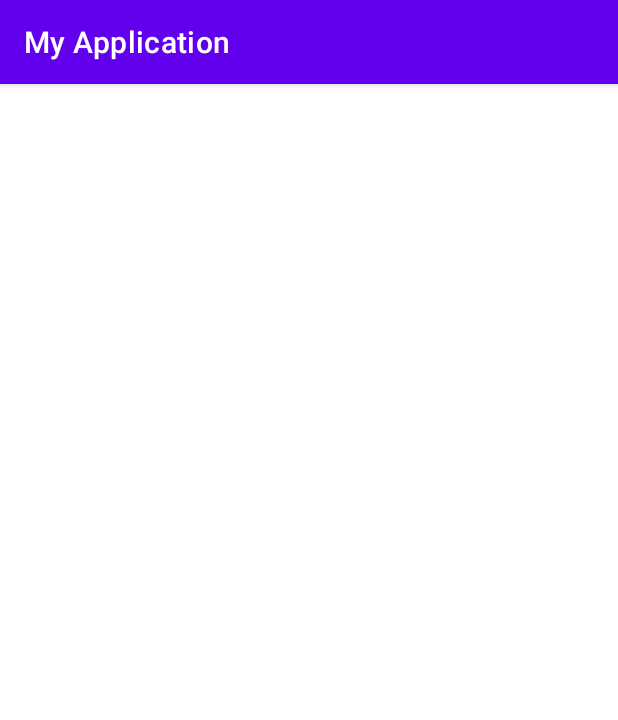
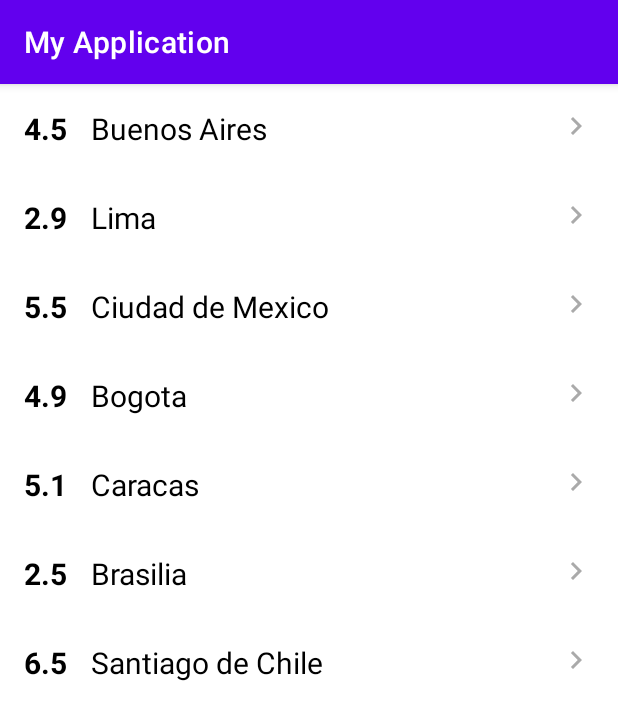
Before and after one commit to seba7788dev/EarthquakeMonitor, an Android app: the screen it shows after launch (MainActivity), on a phone screen of 412 x 824 dp. Shown: the top 720 px of the screen. Run offline under Robolectric (Android 15) with nearby library versions, the phone set to English and light mode, and no system bars; our stand-ins replace data binding.

Commit message:
recyler finalizado

```diff
--- a/app/src/main/java/com/example/earthquakeMonitor/EqAdapter.kt
+++ b/app/src/main/java/com/example/earthquakeMonitor/EqAdapter.kt
@@ -1,4 +1,75 @@
 package com.example.earthquakeMonitor
 
-class EqAdapter {
+import android.view.LayoutInflater
+import android.view.View
+import android.view.ViewGroup
+import android.widget.TextView
+import androidx.recyclerview.widget.RecyclerView
+import com.example.earthquakeMonitor.databinding.EqListItemBinding
+
+class EqAdapter(val earthquakes: MutableList<Earthquake>):RecyclerView.Adapter<EqAdapter.EqViewHolder>() {
+
+    //el parametro, es el layout del item
+    class EqViewHolder(private var binding: EqListItemBinding):RecyclerView.ViewHolder(binding.root){
+        //val magnitudeText=view.findViewById<TextView>(R.id.eq_magnitude_text)
+        val magnitudeText=binding.eqMagnitudeText
+        val placeText=binding.eqPlaceText
+
+        fun bind(earthquake: Earthquake){
+            magnitudeText.text=earthquake.magnitude.toString()
+            placeText.text=earthquake.place
+
+
+        }
+
+    }
+
+    override fun onCreateViewHolder(parent: ViewGroup, viewType: Int): EqViewHolder {
+        //agrego dataBinding y saco el findViewById
+        val binding= EqListItemBinding.inflate(LayoutInflater.from(parent.context))
+
+
+        return EqViewHolder(binding)
+
+    }
+
+    override fun onBindViewHolder(holder: EqViewHolder, position: Int) {
+
+        val earthquake= earthquakes[position]
+        holder.bind(earthquake)
+    }
+
+    override fun getItemCount() = earthquakes.size
 }
+
+/**
+
+//SIN DATABINDING
+class EqAdapter(val earthquakes: MutableList<Earthquake>):RecyclerView.Adapter<EqAdapter.EqViewHolder>() {
+
+//el parametro, es el layout del item
+class EqViewHolder(view:View):RecyclerView.ViewHolder(view){
+val magnitudeText=view.findViewById<TextView>(R.id.eq_magnitude_text)
+val placeText=view.findViewById<TextView>(R.id.eq_place_text)
+
+}
+
+override fun onCreateViewHolder(parent: ViewGroup, viewType: Int): EqViewHolder {
+val view:View = LayoutInflater.from(parent.context).inflate(R.layout.eq_list_item,parent,false)
+
+return EqViewHolder(view)
+
+}
+
+override fun onBindViewHolder(holder: EqViewHolder, position: Int) {
+
+val earthquake= earthquakes[position]
+holder.magnitudeText.text=earthquake.magnitude.toString()
+holder.placeText.text=earthquake.place
+}
+
+override fun getItemCount() = earthquakes.size
+}
+
+
+ * */
--- a/app/src/main/java/com/example/earthquakeMonitor/MainActivity.kt
+++ b/app/src/main/java/com/example/earthquakeMonitor/MainActivity.kt
@@ -24,10 +24,12 @@ class MainActivity : AppCompatActivity() {
             Earthquake("3","Ciudad de Mexico",5.5,276653245L,-108.5528,28.64685),
             Earthquake("4","Bogota",4.9,264893245L,-100.9528,26.55785),
             Earthquake("5","Caracas",5.1,274458945L,-98.8528,28.59985),
-            Earthquake("6","Brasilis",2.5,279963245L,-105.8528,28.99685),
+            Earthquake("6","Brasilia",2.5,279963245L,-105.8528,28.99685),
             Earthquake("7","Santiago de Chile",6.5,284453245L,-103.2528,28.57685)
         )
 
+        val adapter= EqAdapter(eqList)
+        binding.eqRecycler.adapter=adapter
 
 
 
--- a/app/src/main/res/layout/eq_list_item.xml
+++ b/app/src/main/res/layout/eq_list_item.xml
@@ -1,8 +1,14 @@
 <?xml version="1.0" encoding="utf-8"?>
-<RelativeLayout xmlns:android="http://schemas.android.com/apk/res/android"
+<layout xmlns:android="http://schemas.android.com/apk/res/android"
+    xmlns:tools="http://schemas.android.com/tools">
+
+    <data>
+
+    </data>
+
+    <RelativeLayout
         android:layout_width="match_parent"
         android:layout_height="wrap_content"
-    xmlns:tools="http://schemas.android.com/tools"
         android:padding="16dp">
 
         <TextView
@@ -12,15 +18,14 @@
             android:textSize="20sp"
             android:textColor="@color/black"
             android:textStyle="bold"
-        tools:text="4.3"/>
+            tools:text="4.3" />
 
         <ImageView
             android:id="@+id/eq_arrow_image"
             android:layout_width="wrap_content"
             android:layout_height="wrap_content"
             android:layout_alignParentEnd="true"
-        android:src="@drawable/ic_chevron_right_black_24dp"
-        />
+            android:src="@drawable/ic_chevron_right_black_24dp" />
 
         <TextView
             android:id="@+id/eq_place_text"
@@ -32,6 +37,7 @@
             android:layout_marginEnd="16dp"
             android:layout_toStartOf="@id/eq_arrow_image"
             android:layout_toEndOf="@+id/eq_magnitude_text"
-        tools:text="800 km E NY"/>
+            tools:text="800 km E NY" />
 
     </RelativeLayout>
+</layout>
```
Also changed, not shown: app/build.gradle (+2 -5 lines). Lines whose indentation alone changed are shown as unchanged.
